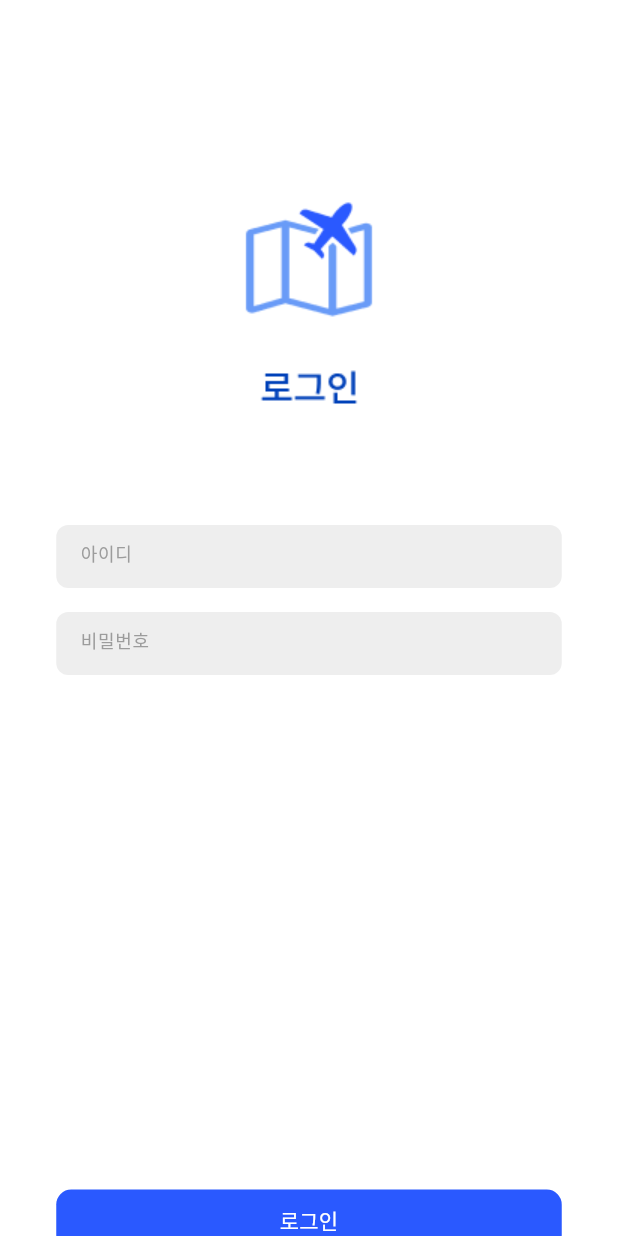
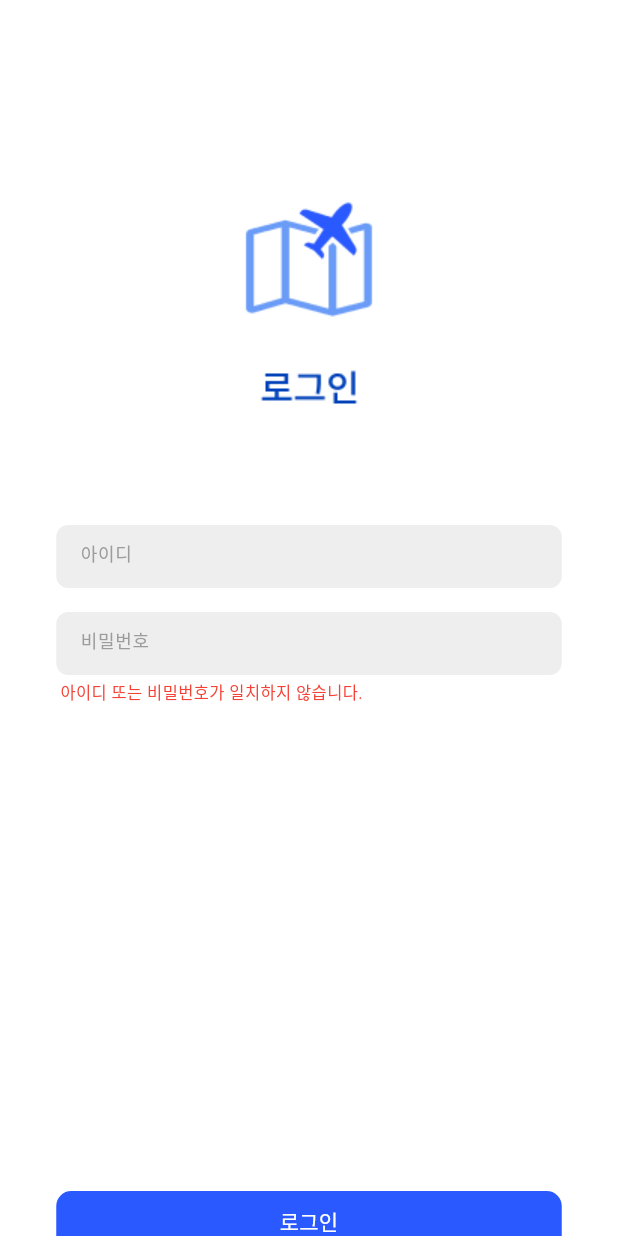
Before and after one commit to leave-leave/Leave-Leave-Flutter, a Flutter app: the LoginScreen screen opened directly, after a tap on "로그인", on a phone screen of 412 x 824 dp. Run offline on Flutter 3.47's test engine with Material 3 defaults, Android fonts, the phone set to English and light mode, and no system bars; our stand-ins replace dio, flutter_secure_storage, image_picker; accounts and stored records are empty; network calls fail; Roboto replaces fonts that are missing (Noto Sans KR, NotoSansKR).

Commit message:
ADD :: code

```diff
--- a/lib/login/widget/Login_screen.dart
+++ b/lib/login/widget/Login_screen.dart
@@ -1,8 +1,6 @@
 import 'package:flutter/material.dart';
-import 'package:flutter_secure_storage/flutter_secure_storage.dart';
 import 'package:tteonatteona/main/widget/main_screen.dart';
 import 'package:tteonatteona/secret.dart';
-import 'login/model/login_model.dart';
 import 'dart:convert';
 import 'package:dio/dio.dart';
 
@@ -24,6 +22,7 @@ class LoginScreen extends StatefulWidget {
 class _LoginScreenState extends State<LoginScreen> {
   TextEditingController idController = TextEditingController();
   TextEditingController pwdController = TextEditingController();
+  bool loginFailed = false;
 
   Future<void> postLoginInfo(String accountId, String password) async {
     Dio dio = Dio();
@@ -54,6 +53,9 @@ class _LoginScreenState extends State<LoginScreen> {
         MaterialPageRoute(builder: (context) => const MainScreen()),
       );
     } catch (e) {
+      setState(() {
+        loginFailed = true;
+      });
       throw Exception('Failed to post login info: $e');
     }
   }
@@ -121,8 +123,20 @@ class _LoginScreenState extends State<LoginScreen> {
               ),
             ),
           ),
-
-          const SizedBox(height: 343),
+          Visibility(
+            visible: loginFailed,
+            child: Padding(
+              padding: const EdgeInsets.only(top: 4.0, right: 130),
+              child: Text(
+                '아이디 또는 비밀번호가 일치하지 않습니다.',
+                style: TextStyle(
+                  color: Colors.red,
+                  fontSize: 11,
+                ),
+              ),
+            ),
+          ),
+          const SizedBox(height: 323),
           Container(
             width: 337,
             height: 40,
```
